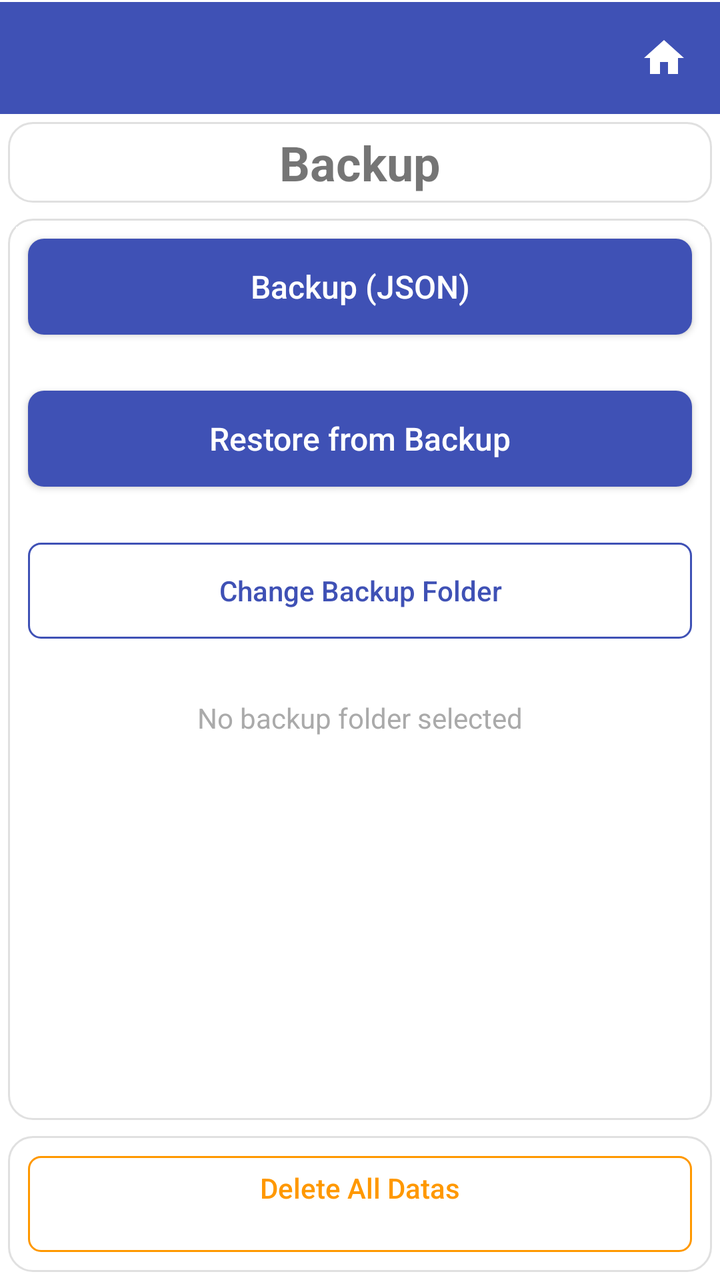
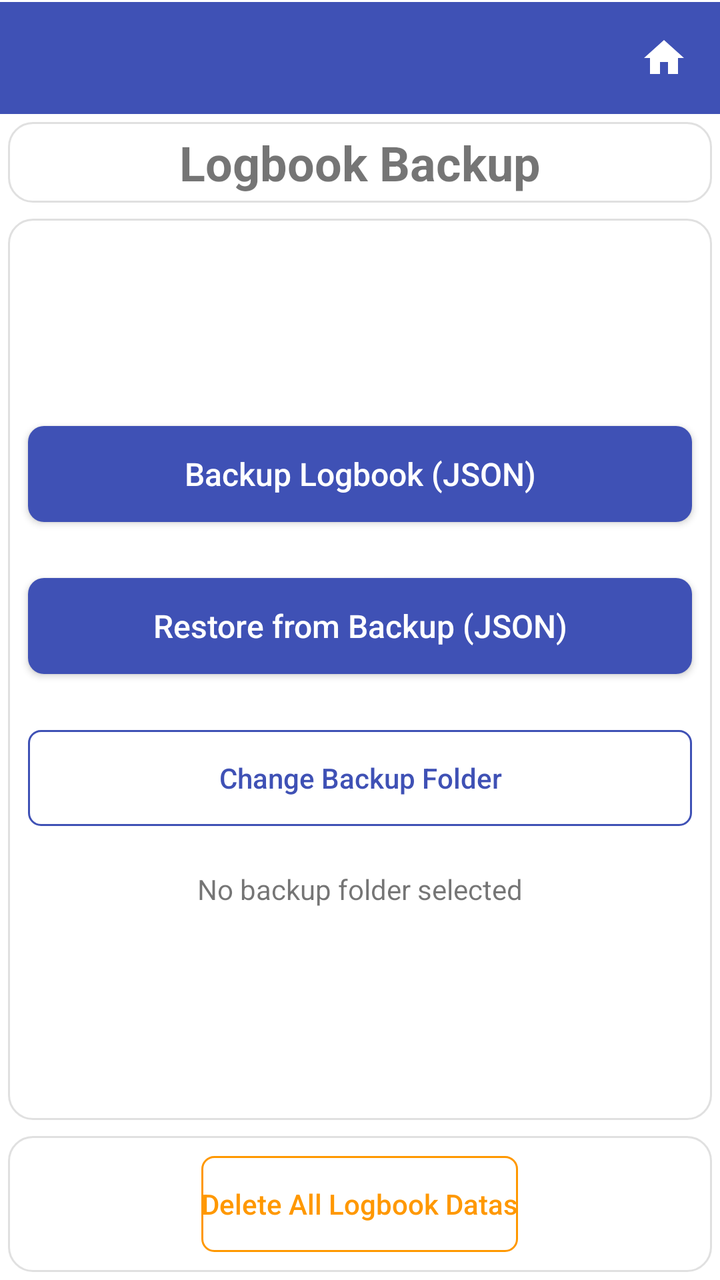

Two renders of the same Android screen: before a commit and after it. Below are the layout's source before the change and the commit's diff.
<!-- AndroidManifest.xml: application theme Theme.StripToLogbook.View -->
<!-- res/layout/activity_backup.xml -->
<?xml version="1.0" encoding="utf-8"?>
<LinearLayout xmlns:android="http://schemas.android.com/apk/res/android"
    android:layout_width="match_parent"
    android:layout_height="match_parent"
    android:orientation="vertical">

    
    <include layout="@layout/view_app_toolbar" />

    
    <LinearLayout
        style="@style/Card.Surface"
        android:layout_width="match_parent"
        android:layout_height="wrap_content"
        android:autoSizeTextType="uniform"
        android:orientation="vertical"
        android:gravity="center">

        <TextView
            android:layout_width="wrap_content"
            android:layout_height="wrap_content"
            android:layout_gravity="center"
            android:text="Backup"
            android:textSize="24sp"
            android:textStyle="bold" />

    </LinearLayout>

    <ScrollView
        android:id="@+id/scroll_view"
        style="@style/Card.Surface"
        android:layout_width="match_parent"
        android:layout_height="0dp"
        android:layout_weight="1"
        android:layout_marginTop="6dp">

        <LinearLayout
            android:layout_width="match_parent"
            android:layout_height="wrap_content"
            android:orientation="vertical">

            <Button
                android:id="@+id/btn_backup_json"
                style="@style/PrimaryButtonStyle"
                android:layout_width="match_parent"
                android:layout_height="wrap_content"
                android:text="Backup (JSON)" />

            <Space
                android:layout_width="match_parent"
                android:layout_height="16dp" />

            <Button
                android:id="@+id/btn_restore"
                style="@style/PrimaryButtonStyle"
                android:layout_width="match_parent"
                android:layout_height="wrap_content"
                android:text="Restore from Backup" />

            <Space
                android:layout_width="match_parent"
                android:layout_height="16dp" />

            <Button
                android:id="@+id/btn_change_backup_folder"
                style="@style/SecondaryButtonStyle"
                android:layout_width="match_parent"
                android:layout_height="wrap_content"
                android:text="Change Backup Folder" />

            <Space
                android:layout_width="match_parent"
                android:layout_height="16dp" />

            <TextView
                android:id="@+id/txt_backup_folder_path"
                android:layout_width="match_parent"
                android:layout_height="wrap_content"
                android:gravity="center"
                android:padding="8dp"
                android:text="No backup folder selected"
                android:textSize="14sp"
                android:textColor="@android:color/darker_gray" />

        </LinearLayout>
    </ScrollView>

    
    <LinearLayout
        style="@style/Card.Surface"
        android:layout_width="match_parent"
        android:layout_height="wrap_content"
        android:gravity="center"
        android:orientation="horizontal"
        android:layout_marginBottom="30dp" >

        <Button
            android:id="@+id/btn_delete_all"
            style="@style/SecondaryButtonWarningStyle"
            android:layout_width="match_parent"
            android:layout_height="wrap_content"
            android:paddingBottom="16dp"
            android:text="Delete All Datas" />

    </LinearLayout>

</LinearLayout>
<!-- res/layout/view_app_toolbar.xml (included above) -->
<?xml version="1.0" encoding="utf-8"?>
<LinearLayout xmlns:android="http://schemas.android.com/apk/res/android"
    android:id="@+id/toolbar_container"
    android:layout_width="match_parent"
    android:layout_height="wrap_content"
    android:orientation="vertical"
    android:background="@color/colorPrimary">

    <View
        android:id="@+id/status_bar_spacer"
        android:layout_width="match_parent"
        android:layout_height="0dp"
        android:background="@color/colorPrimary" />

    <View
        android:layout_width="match_parent"
        android:layout_height="1dp"
        android:background="@color/surface" />

    <LinearLayout
        android:layout_width="match_parent"
        android:layout_height="wrap_content"
        android:orientation="horizontal"
        android:gravity="center_vertical"
        android:background="@color/colorPrimary">

        <androidx.appcompat.widget.Toolbar
            android:id="@+id/toolbar"
            style="@style/ToolbarStyle"
            android:layout_width="0dp"
            android:layout_height="wrap_content"
            android:layout_weight="1"
            android:background="@color/colorPrimary"
            android:minHeight="?attr/actionBarSize" />

        <ImageButton
            android:id="@+id/btn_home"
            android:layout_width="?attr/actionBarSize"
            android:layout_height="?attr/actionBarSize"
            android:background="?attr/selectableItemBackgroundBorderless"
            android:contentDescription="Home"
            android:src="@drawable/ic_home" />
    </LinearLayout>
</LinearLayout>
<!-- resources referenced by this layout -->
<resources>
  <color name="colorPrimary">#3F51B5</color>
  <color name="surface">#FFFFFFFF</color>
  <style name="Card.Surface">
          <item name="android:background">@drawable/bg_card</item>
          <item name="android:padding">4dp</item>
          <item name="android:layout_margin">4dp</item>
      </style>
  <style name="ToolbarStyle" parent="Widget.AppCompat.Toolbar">
          <item name="android:background">@color/colorPrimary</item>
          <item name="titleTextAppearance">@style/ToolbarTitleStyle</item>
      </style>
  <!-- drawable bg_card (drawable) -->
  <?xml version="1.0" encoding="utf-8"?>
  <shape xmlns:android="http://schemas.android.com/apk/res/android">
      <solid android:color="@color/surface" />
      <corners android:radius="12dp" />
      <stroke android:width="1dp"
          android:color="@color/border" />
  </shape>
  <!-- drawable bg_button_primary (drawable) -->
  <?xml version="1.0" encoding="utf-8"?>
  <shape xmlns:android="http://schemas.android.com/apk/res/android">
      <solid android:color="@color/colorPrimary" />
      <corners android:radius="8dp" />
  </shape>
  <!-- drawable bg_button_secondary (drawable) -->
  <?xml version="1.0" encoding="utf-8"?>
  <shape xmlns:android="http://schemas.android.com/apk/res/android">
      <solid android:color="@android:color/transparent" />
      <stroke android:width="1dp" android:color="@color/colorPrimary" />
      <corners android:radius="6dp" />
  </shape>
  <!-- drawable bg_button_warning (drawable) -->
  <?xml version="1.0" encoding="utf-8"?>
  <shape xmlns:android="http://schemas.android.com/apk/res/android">
      <solid android:color="@android:color/transparent" />
      <stroke android:width="1dp" android:color="@color/warning" />
      <corners android:radius="6dp" />
  </shape>
  <color name="warning">#FF9800</color>
  <style name="ToolbarTitleStyle" parent="Widget.AppCompat.EditText">
          
          <item name="android:textColor">@color/surface</item>
          <item name="tint">@android:color/white</item>
      </style>
  <color name="purple_500">#FF6200EE</color>
  <color name="purple_700">#FF3700B3</color>
  <color name="teal_200">#FF03DAC5</color>
  <color name="dropdown_background">#FFFFFFFF</color>
  <style name="NoBackgroundTextView" parent="Widget.AppCompat.TextView">
          <item name="android:background">@null</item>
      </style>
  <style name="MyAutoCompleteTextViewStyle" parent="Widget.AppCompat.AutoCompleteTextView">
          <item name="android:textSize">16sp</item>
          <item name="android:textColor">@color/text_primary</item>
          <item name="android:fontFamily">sans-serif</item>
          <item name="android:popupBackground">@color/dropdown_background</item>
      </style>
  <style name="ToolbarNavButtonStyle" parent="Widget.AppCompat.Toolbar.Button.Navigation">
          <item name="android:tint">@color/surface</item>
      </style>
  <color name="border">#E0E0E0</color>
  <!-- drawable edittext_background (drawable) -->
  <selector xmlns:android="http://schemas.android.com/apk/res/android">
      <item android:state_enabled="false"
          android:drawable="@android:color/transparent" />
      <item android:drawable="@drawable/edittext_background_shape" />
  
  
  
  </selector>
  <color name="text_primary">#DE000000</color>
  <!-- drawable edittext_background_shape (drawable) -->
  <shape xmlns:android="http://schemas.android.com/apk/res/android">
      <solid android:color="@color/edittext_background_color" />
      <corners android:radius="4dp" />
      
      <stroke android:width="1dp" android:color="@color/edittext_stroke_color" />
  </shape>
  <color name="edittext_background_color">#F5F5F5</color>
  <color name="edittext_stroke_color">#DDDDDD</color>
  <!-- unchanged entries left out for length: 6 -->
</resources>

<!-- the commit's change to res/layout/activity_backup.xml (unified diff, before → after) -->
@@ -20,15 +20,15 @@
             android:layout_width="wrap_content"
             android:layout_height="wrap_content"
             android:layout_gravity="center"
-            android:text="Backup"
+            android:text="Logbook Backup"
             android:textSize="24sp"
             android:textStyle="bold" />
 
     </LinearLayout>
 
-    <ScrollView
-        android:id="@+id/scroll_view"
+    <LinearLayout
         style="@style/Card.Surface"
+        android:gravity="center"
         android:layout_width="match_parent"
         android:layout_height="0dp"
         android:layout_weight="1"
@@ -44,7 +44,7 @@
                 style="@style/PrimaryButtonStyle"
                 android:layout_width="match_parent"
                 android:layout_height="wrap_content"
-                android:text="Backup (JSON)" />
+                android:text="Backup Logbook (JSON)" />
 
             <Space
                 android:layout_width="match_parent"
@@ -55,7 +55,7 @@
                 style="@style/PrimaryButtonStyle"
                 android:layout_width="match_parent"
                 android:layout_height="wrap_content"
-                android:text="Restore from Backup" />
+                android:text="Restore from Backup (JSON)" />
 
             <Space
                 android:layout_width="match_parent"
@@ -70,7 +70,7 @@
 
             <Space
                 android:layout_width="match_parent"
-                android:layout_height="16dp" />
+                android:layout_height="8dp" />
 
             <TextView
                 android:id="@+id/txt_backup_folder_path"
@@ -78,12 +78,10 @@
                 android:layout_height="wrap_content"
                 android:gravity="center"
                 android:padding="8dp"
-                android:text="No backup folder selected"
-                android:textSize="14sp"
-                android:textColor="@android:color/darker_gray" />
+                android:text="No backup folder selected" />
 
         </LinearLayout>
-    </ScrollView>
+    </LinearLayout>
 
     
     <LinearLayout
@@ -97,10 +95,9 @@
         <Button
             android:id="@+id/btn_delete_all"
             style="@style/SecondaryButtonWarningStyle"
-            android:layout_width="match_parent"
+            android:layout_width="wrap_content"
             android:layout_height="wrap_content"
-            android:paddingBottom="16dp"
-            android:text="Delete All Datas" />
+            android:text="Delete All Logbook Datas" />
 
     </LinearLayout>
 
